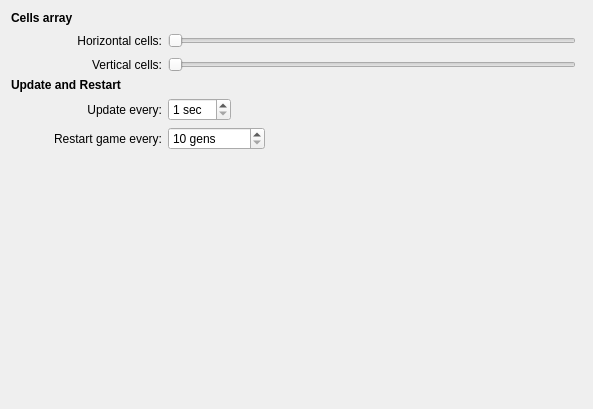
Before: the Qt Designer form applets/life/lifeConfig.ui in KDE/kdeplasma-addons, drawn with Qt 5.
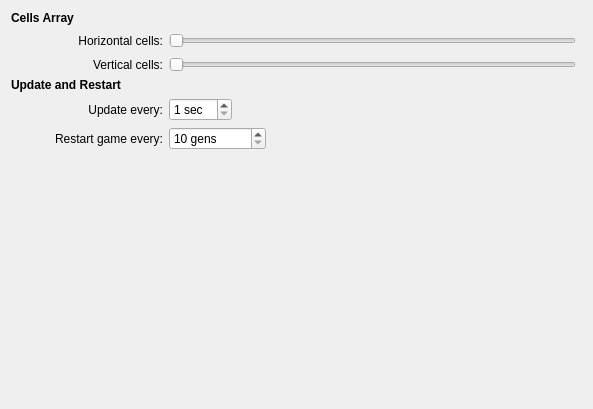
After: the same form once the commit is applied. Custom widgets are drawn as their Qt base class.

The edit to the form file:
```diff
--- a/applets/life/lifeConfig.ui
+++ b/applets/life/lifeConfig.ui
@@ -20,7 +20,7 @@
       </font>
      </property>
      <property name="text">
-      <string>Cells array</string>
+      <string>Cells Array</string>
      </property>
     </widget>
    </item>
```
